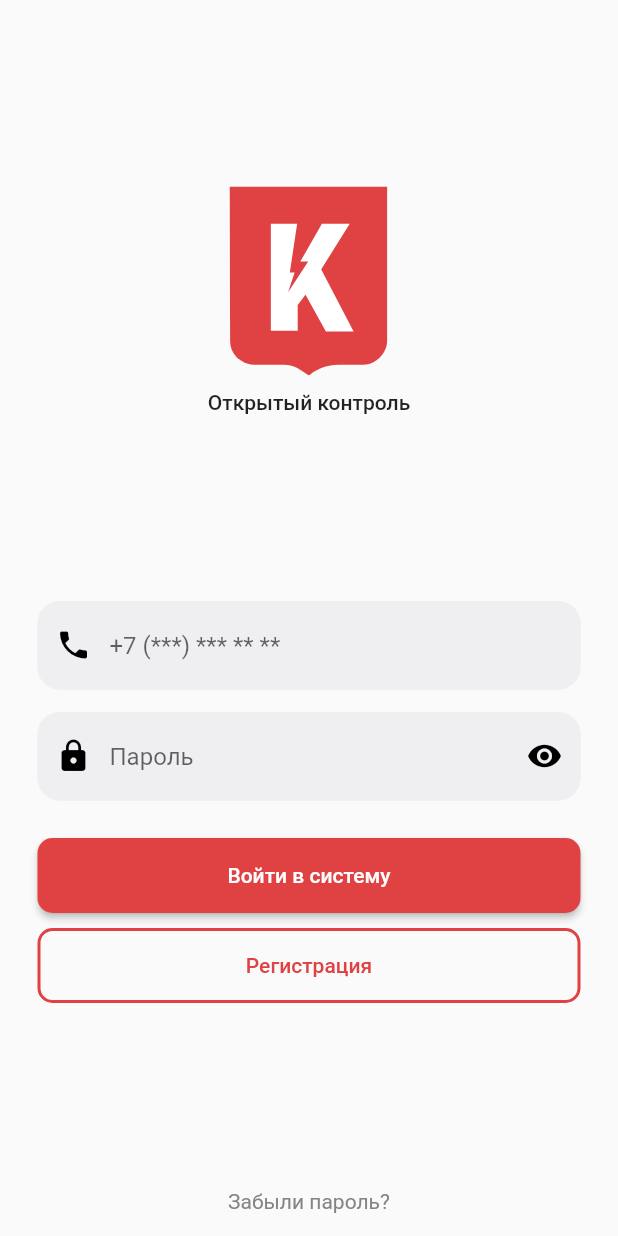
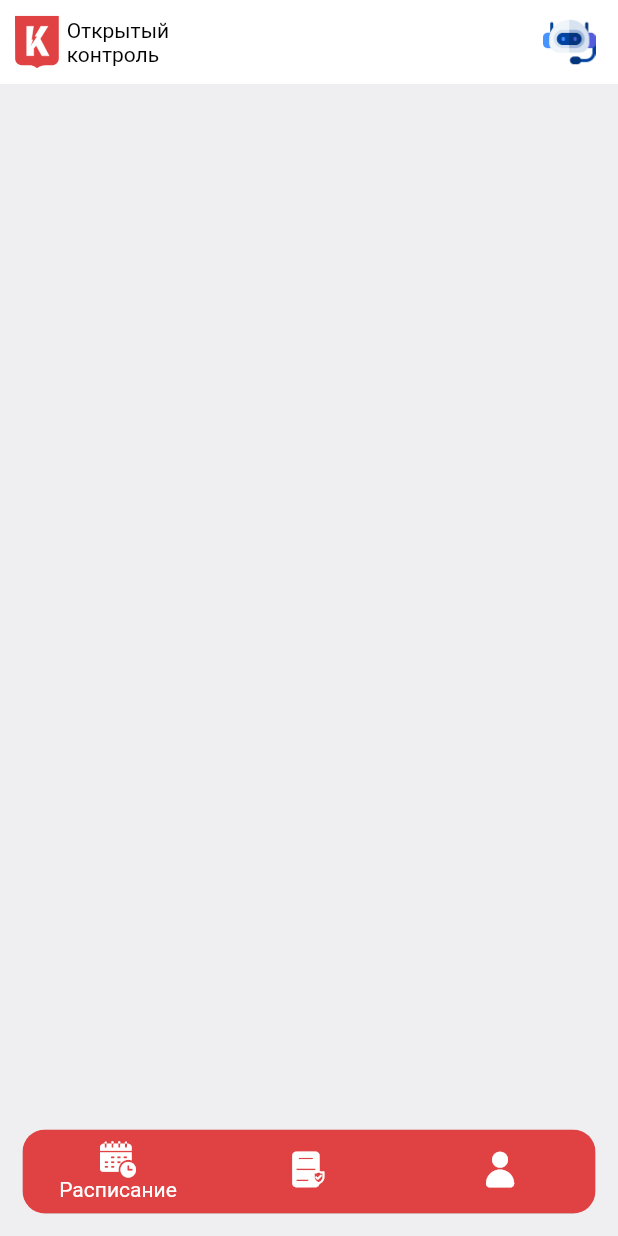
Before and after one commit to PDAWork/CyberbracyMPToriginal_front, a Flutter app: the screen it shows after launch, after a tap on "Войти в систему", on a phone screen of 412 x 824 dp. Run offline on Flutter 3.47's test engine with Material 2 defaults, Android fonts, the phone set to English and light mode, and no system bars; our stand-ins replace flutter_svg, pinput.

Commit message:
create home_screen, add fonts, images, custom_icon

```diff
--- a/lib/const/colors_theme.dart
+++ b/lib/const/colors_theme.dart
@@ -6,4 +6,5 @@ abstract final class ColorTheme {
   static  Color grey =const  Color(0xFF848484);
   static  Color lightGrey = const Color.fromRGBO(210, 210, 219, 210);
   static Color white = const Color(0xFFEFEEF1);
+  static Color background = const Color(0xFFEFF0F6);
 }
--- /dev/null
+++ b/lib/const/custom_icon_icons.dart
@@ -0,0 +1,27 @@
+/// Flutter icons CustomIcon
+/// Copyright (C) 2023 by original authors @ fluttericon.com, fontello.com
+/// This font was generated by FlutterIcon.com, which is derived from Fontello.
+///
+/// To use this font, place it in your fonts/ directory and include the
+/// following in your pubspec.yaml
+///
+/// flutter:
+///   fonts:
+///    - family:  CustomIcon
+///      fonts:
+///       - asset: fonts/CustomIcon.ttf
+///
+///
+///
+import 'package:flutter/widgets.dart';
+
+class CustomIcon {
+  CustomIcon._();
+
+  static const _kFontFam = 'CustomIcon';
+  static const String? _kFontPkg = null;
+
+  static const IconData profile = IconData(0xe800, fontFamily: _kFontFam, fontPackage: _kFontPkg);
+  static const IconData control = IconData(0xe801, fontFamily: _kFontFam, fontPackage: _kFontPkg);
+  static const IconData schedule = IconData(0xe802, fontFamily: _kFontFam, fontPackage: _kFontPkg);
+}
--- a/lib/const/images_url.dart
+++ b/lib/const/images_url.dart
@@ -1,3 +1,4 @@
 abstract class ImagesUrl{
   static const String logo = 'assets/logo.svg';
+  static const String chat_bot = 'assets/chatbot.png';
 }
--- /dev/null
+++ b/lib/home/presentation/home.dart
@@ -0,0 +1,88 @@
+import 'package:cyberbracy_mpt_original_front/const/colors_theme.dart';
+import 'package:cyberbracy_mpt_original_front/const/custom_icon_icons.dart';
+import 'package:cyberbracy_mpt_original_front/const/images_url.dart';
+import 'package:flutter/material.dart';
+import 'package:flutter_svg/flutter_svg.dart';
+
+class Home extends StatefulWidget {
+  const Home({Key? key}) : super(key: key);
+
+  @override
+  State<Home> createState() => _HomeState();
+}
+
+class _HomeState extends State<Home> {
+  int currentIndex = 0;
+
+  @override
+  Widget build(BuildContext context) {
+    return Scaffold(
+      appBar: AppBar(
+        elevation: 0,
+        backgroundColor: Colors.white,
+        leadingWidth: 130,
+        actions: [
+          Image.asset(
+            ImagesUrl.chat_bot,
+            width: 35,
+          ),
+          SizedBox(width: 15)
+        ],
+        leading: Row(
+          mainAxisAlignment: MainAxisAlignment.start,
+          crossAxisAlignment: CrossAxisAlignment.center,
+          mainAxisSize: MainAxisSize.min,
+          children: [
+            Padding(
+              padding: const EdgeInsets.only(left: 10, right: 5),
+              child: SvgPicture.asset(
+                ImagesUrl.logo,
+                height: 35,
+              ),
+            ),
+            Text(
+              'Открытый\nконтроль',
+              style: TextStyle(color: Colors.black),
+            )
+          ],
+        ),
+
+        // title: Text('открытый\nконтроль',style: Theme.of(context).textTheme.titleSmall,),
+      ),
+      backgroundColor: ColorTheme.white,
+      bottomNavigationBar: Container(
+        margin: const EdgeInsets.only(left: 15, right: 15, bottom: 15),
+        child: ClipRRect(
+          borderRadius: BorderRadius.circular(15),
+          child: BottomNavigationBar(
+            showUnselectedLabels: false,
+            elevation: 1,
+            backgroundColor: ColorTheme.red,
+            currentIndex: currentIndex,
+            onTap: (index) {
+              setState(() {
+                currentIndex = index;
+              });
+            },
+            selectedItemColor: Colors.white,
+            unselectedItemColor: Colors.white,
+            items: const [
+              BottomNavigationBarItem(
+                icon: Icon(CustomIcon.schedule),
+                label: 'Расписание',
+              ),
+              BottomNavigationBarItem(
+                icon: Icon(CustomIcon.control),
+                label: 'Контроль',
+              ),
+              BottomNavigationBarItem(
+                icon: Icon(CustomIcon.profile),
+                label: 'Профиль',
+              ),
+            ],
+          ),
+        ),
+      ),
+    );
+  }
+}
--- a/lib/main.dart
+++ b/lib/main.dart
@@ -1,4 +1,5 @@
 import 'package:cyberbracy_mpt_original_front/const/theme_data.dart';
+import 'package:cyberbracy_mpt_original_front/home/presentation/home.dart';
 import 'package:cyberbracy_mpt_original_front/pin_verification/presentation/pin_verification.dart';
 import 'package:cyberbracy_mpt_original_front/sign_in/presentation/sign_in.dart';
 import 'package:cyberbracy_mpt_original_front/sign_up.dart/presentation/sign_up.dart';
@@ -14,6 +15,7 @@ class MainApp extends StatelessWidget {
   @override
   Widget build(BuildContext context) {
     return MaterialApp(
+      debugShowCheckedModeBanner: false,
       theme: themeData,
       onGenerateRoute: (settings) {
         return switch (settings.name!) {
@@ -22,6 +24,7 @@ class MainApp extends StatelessWidget {
           "pin_verification" => MaterialPageRoute(
               builder: (_) => const PinVerification(),
             ),
+        "home" => MaterialPageRoute(builder: (_)=> const Home()),
           _ => MaterialPageRoute(builder: (_) => const Placeholder())
         };
       },
--- a/lib/sign_in/presentation/sign_in.dart
+++ b/lib/sign_in/presentation/sign_in.dart
@@ -41,7 +41,9 @@ class SignIn extends StatelessWidget {
               ),
               const SizedBox(height: 25),
               ElevatedButton(
-                onPressed: () {},
+                onPressed: () {
+                  Navigator.pushNamed(context, "home");
+                },
                 child: const Text('Войти в систему'),
               ),
               const SizedBox(height: 10),
--- a/pubspec.yaml
+++ b/pubspec.yaml
@@ -25,3 +25,7 @@ flutter:
 
   assets:
     - assets/
+  fonts:
+    - family: CustomIcon
+      fonts:
+        - asset: fonts/CustomIcon.ttf
```
Also changed, not shown: assets/chatbot.png (added), fonts/CustomIcon.ttf (added).
